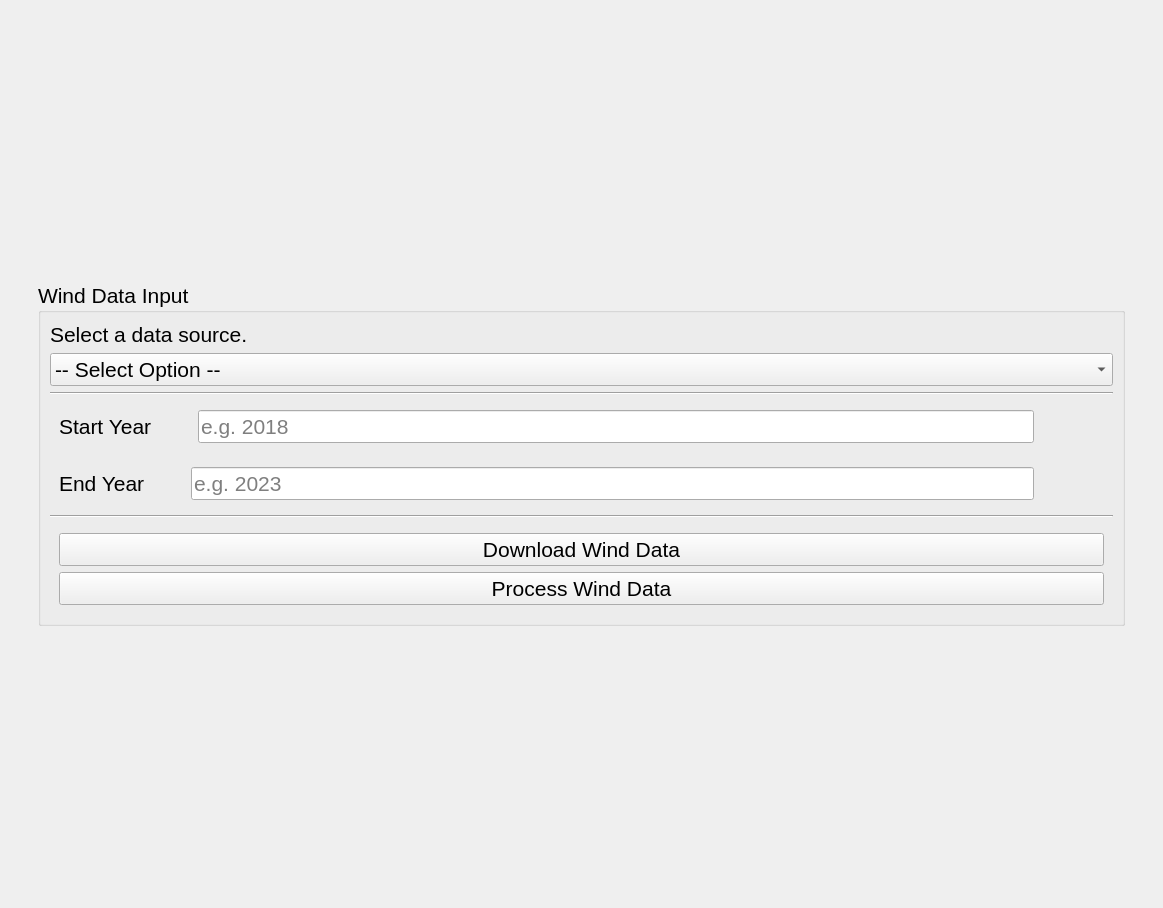
Above: progress/ui/forms/wind/wind.ui from sandialabs/snl-progress before the change. Below: the same form after it.
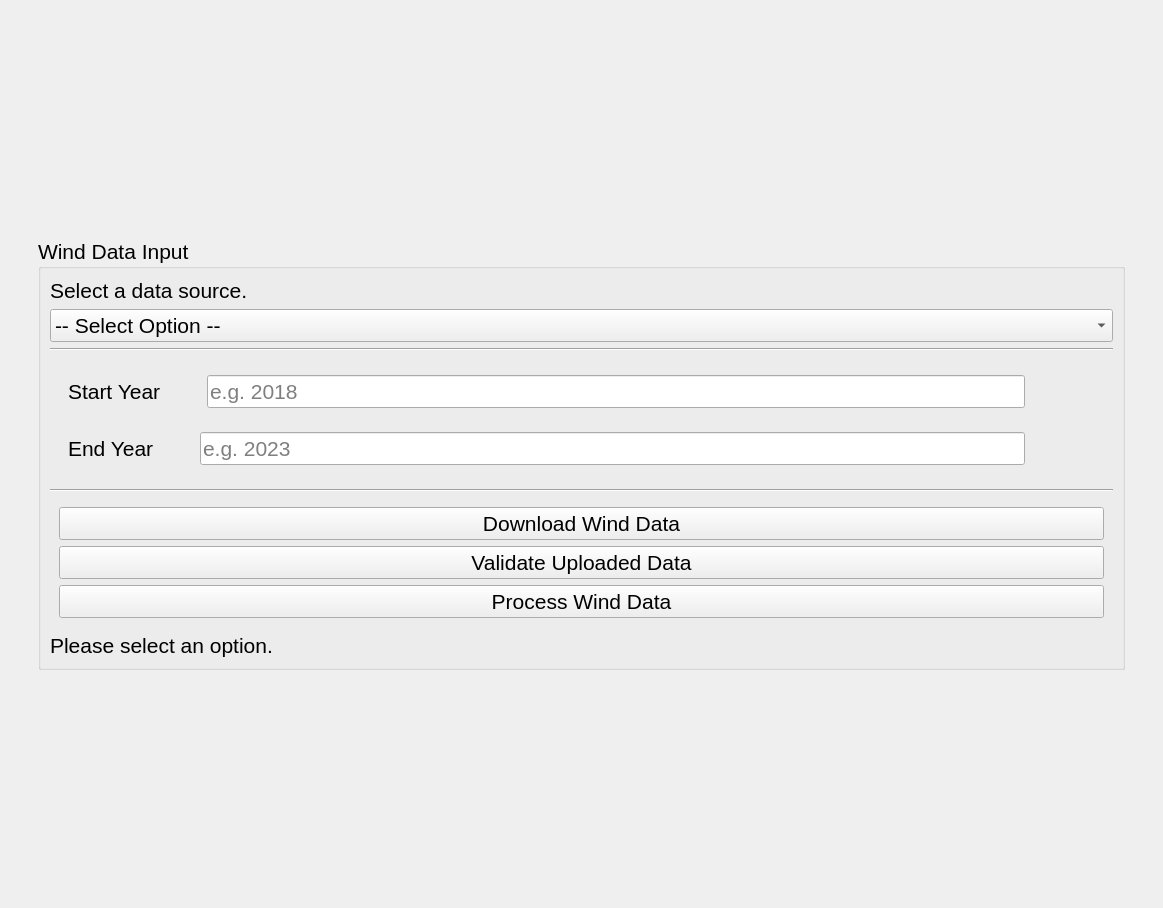
That is the form after the change. Icons and pictures are not drawn.

Commit message: feat: added UI logic for wind page and updated logo rastering

Diff of the .ui file:
```diff
--- a/progress/ui/forms/wind/wind.ui
+++ b/progress/ui/forms/wind/wind.ui
@@ -126,6 +126,15 @@
                  </widget>
                 </item>
                 <item>
+                 <widget class="QFrame" name="frame_date_range">
+                  <property name="frameShape">
+                   <enum>QFrame::NoFrame</enum>
+                  </property>
+                  <property name="frameShadow">
+                   <enum>QFrame::Plain</enum>
+                  </property>
+                  <layout class="QVBoxLayout" name="verticalLayout_7">
+                   <item>
                  <widget class="QFrame" name="frame_start_date">
                   <property name="frameShape">
                    <enum>QFrame::NoFrame</enum>
@@ -233,7 +242,7 @@
                     </widget>
                    </item>
                    <item>
-                    <widget class="QPushButton" name="pushButton_2">
+                       <widget class="QPushButton" name="btn_end_info">
                      <property name="text">
                       <string/>
                      </property>
@@ -250,6 +259,9 @@
                      <property name="flat">
                       <bool>true</bool>
                      </property>
+                       </widget>
+                      </item>
+                     </layout>
                     </widget>
                    </item>
                   </layout>
@@ -287,6 +299,13 @@
                      </property>
                     </widget>
                    </item>
+                   <item>
+                    <widget class="QPushButton" name="btn_validate_own_data">
+                     <property name="text">
+                      <string>Validate Uploaded Data</string>
+                     </property>
+                    </widget>
+                   </item>
                    <item>
                     <widget class="QPushButton" name="btn_process_wind">
                      <property name="text">
@@ -297,6 +316,13 @@
                   </layout>
                  </widget>
                 </item>
+                <item>
+                 <widget class="QLabel" name="label_hint_selection">
+                  <property name="text">
+                   <string>Please select an option.</string>
+                  </property>
+                 </widget>
+                </item>
                </layout>
               </widget>
              </item>
```
Lines whose indentation alone changed are shown as unchanged. The commit also changes 12 other files.
